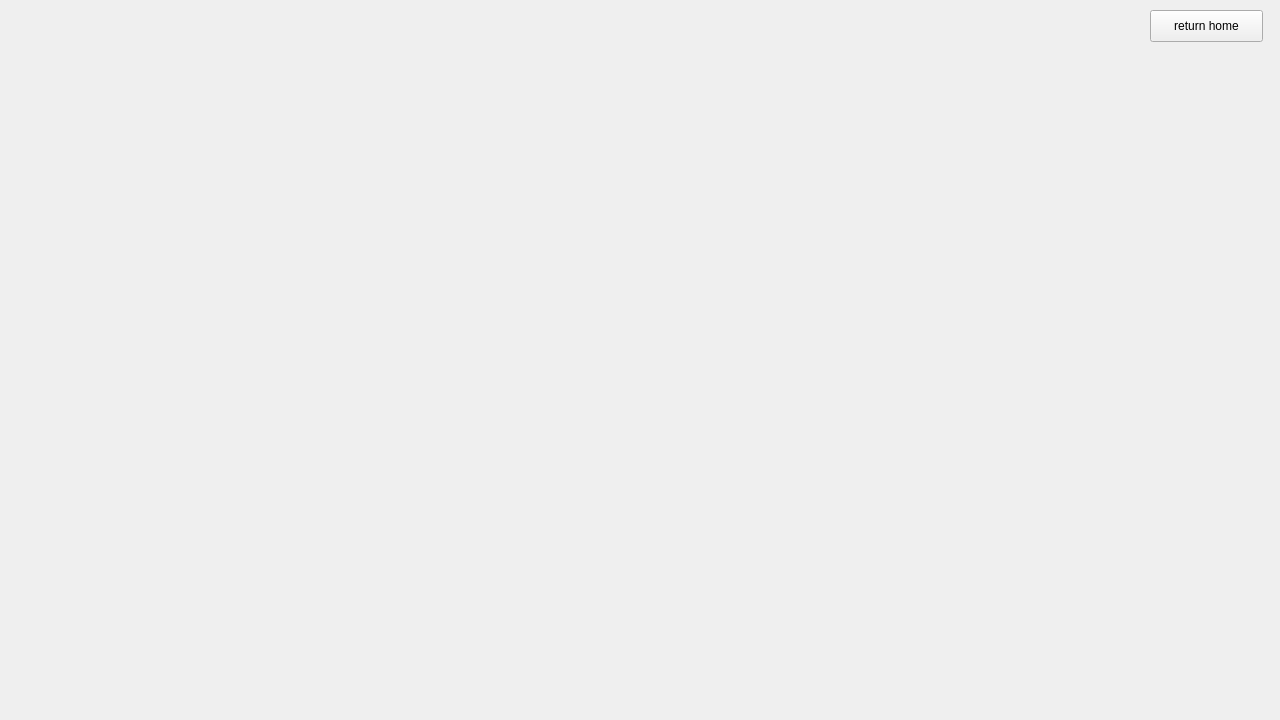
Old version of the form panoramic360.ui in the repository lhseop0710/SkyViewerSolution.
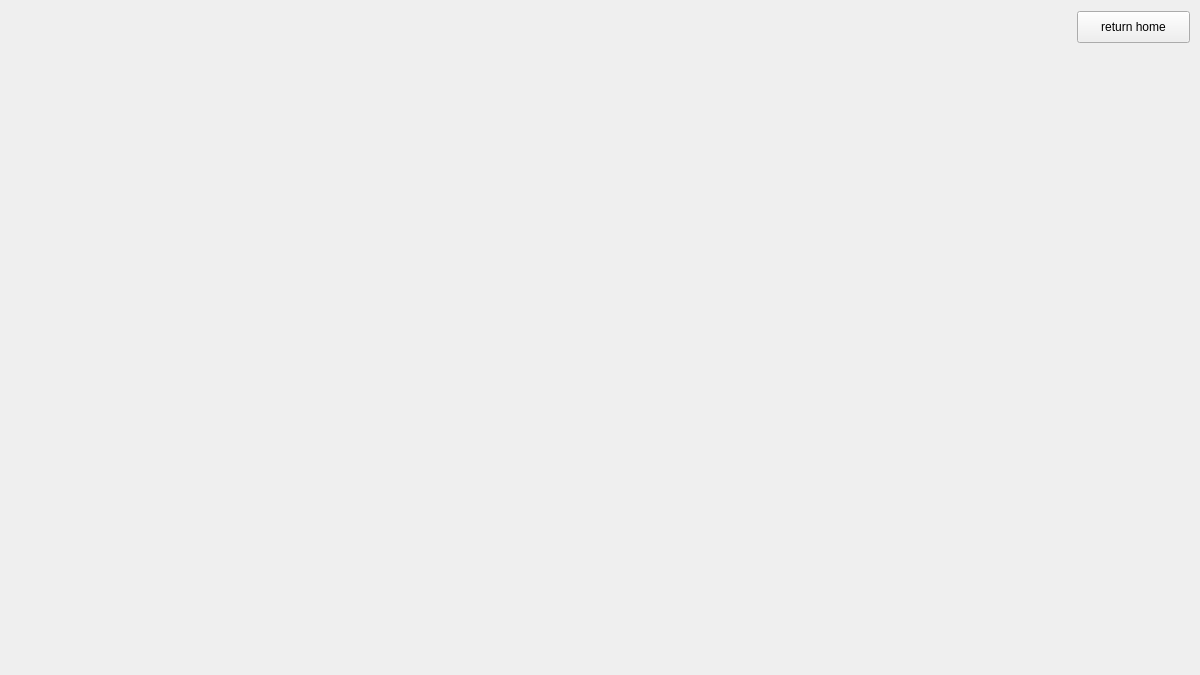
New version of the form.

```diff
--- a/panoramic360.ui
+++ b/panoramic360.ui
@@ -9,8 +9,8 @@
    <rect>
     <x>0</x>
     <y>0</y>
-    <width>1280</width>
-    <height>720</height>
+    <width>1200</width>
+    <height>675</height>
    </rect>
   </property>
   <property name="windowTitle">
@@ -19,8 +19,8 @@
   <widget class="QPushButton" name="btn_return_home">
    <property name="geometry">
     <rect>
-     <x>1150</x>
-     <y>10</y>
+     <x>1077</x>
+     <y>11</y>
      <width>113</width>
      <height>32</height>
     </rect>
```
